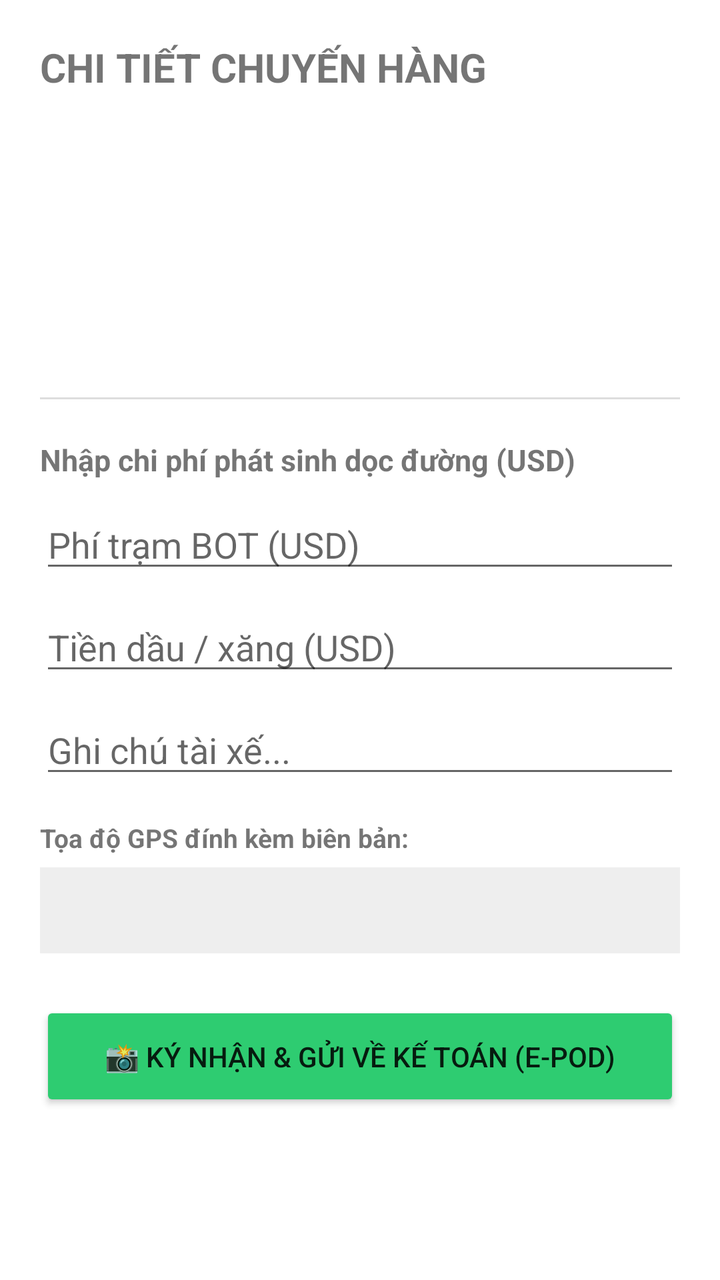
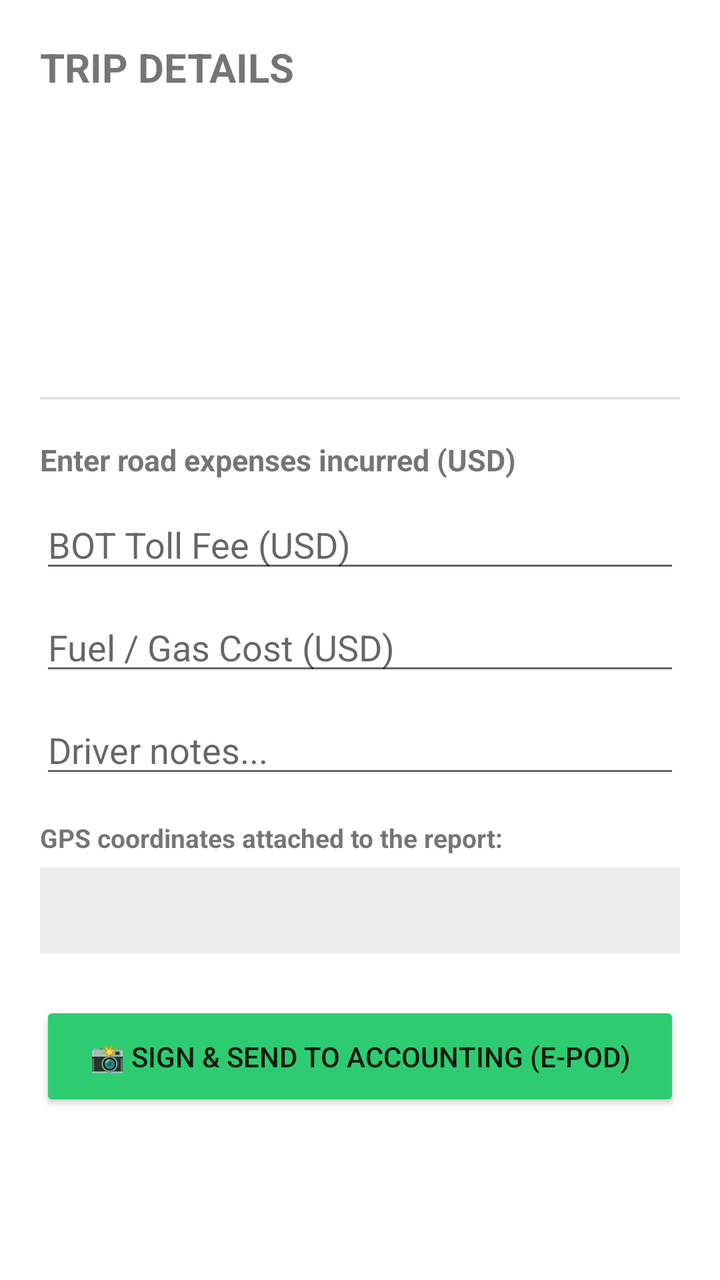

Before-and-after screenshots of an Android layout around one commit, followed by the original layout XML and the change that was made.
<!-- AndroidManifest.xml: activity theme Theme.AppCompat.Light.NoActionBar -->
<!-- res/layout/activity_driver_trip_detail.xml -->
<?xml version="1.0" encoding="utf-8"?>
<ScrollView xmlns:android="http://schemas.android.com/apk/res/android"
    android:layout_width="match_parent"
    android:layout_height="match_parent"
    android:background="#FFFFFF">

    <LinearLayout
        android:layout_width="match_parent"
        android:layout_height="wrap_content"
        android:orientation="vertical"
        android:padding="20dp">

        <TextView
            android:layout_width="wrap_content"
            android:layout_height="wrap_content"
            android:text="CHI TIẾT CHUYẾN HÀNG"
            android:textStyle="bold"
            android:textSize="20sp"
            android:layout_marginBottom="16dp"/>

        <TextView
            android:id="@+id/txtDetailOrderId"
            android:layout_width="match_parent"
            android:layout_height="wrap_content"
            android:textStyle="bold"
            android:textSize="16sp"
            android:textColor="#2c3e50"/>

        <TextView
            android:id="@+id/txtDetailCustomer"
            android:layout_width="match_parent"
            android:layout_height="wrap_content"
            android:layout_marginTop="6dp"
            android:textSize="14sp"/>

        <TextView
            android:id="@+id/txtDetailProduct"
            android:layout_width="match_parent"
            android:layout_height="wrap_content"
            android:layout_marginTop="4dp"
            android:textSize="14sp"/>

        <TextView
            android:id="@+id/txtDetailRoute"
            android:layout_width="match_parent"
            android:layout_height="wrap_content"
            android:layout_marginTop="4dp"
            android:textColor="#2e7d32"
            android:textSize="14sp"/>

        <TextView
            android:id="@+id/txtDetailTruck"
            android:layout_width="match_parent"
            android:layout_height="wrap_content"
            android:layout_marginTop="4dp"
            android:layout_marginBottom="20dp"
            android:textSize="14sp"/>

        <View
            android:layout_width="match_parent"
            android:layout_height="1dp"
            android:background="#DDDDDD"
            android:layout_marginBottom="20dp"/>

        <TextView
            android:layout_width="wrap_content"
            android:layout_height="wrap_content"
            android:text="Nhập chi phí phát sinh dọc đường (USD)"
            android:textStyle="bold"
            android:textSize="15sp"
            android:layout_marginBottom="10dp"/>

        <EditText
            android:id="@+id/edtBotFee"
            android:layout_width="match_parent"
            android:layout_height="wrap_content"
            android:hint="Phí trạm BOT (USD)"
            android:inputType="numberDecimal"
            android:layout_marginBottom="10dp"/>

        <EditText
            android:id="@+id/edtFuelFee"
            android:layout_width="match_parent"
            android:layout_height="wrap_content"
            android:hint="Tiền dầu / xăng (USD)"
            android:inputType="numberDecimal"
            android:layout_marginBottom="10dp"/>

        <EditText
            android:id="@+id/edtDriverNotes"
            android:layout_width="match_parent"
            android:layout_height="wrap_content"
            android:hint="Ghi chú tài xế..."
            android:layout_marginBottom="16dp"/>

        <TextView
            android:layout_width="wrap_content"
            android:layout_height="wrap_content"
            android:text="Tọa độ GPS đính kèm biên bản:"
            android:textStyle="bold"
            android:textSize="13sp"/>

        <TextView
            android:id="@+id/txtDetailGps"
            android:layout_width="match_parent"
            android:layout_height="wrap_content"
            android:background="#EEEEEE"
            android:padding="12dp"
            android:layout_marginTop="6dp"
            android:layout_marginBottom="24dp"
            android:fontFamily="monospace"/>

        <Button
            android:id="@+id/btnSubmitPod"
            android:layout_width="match_parent"
            android:layout_height="55dp"
            android:text="📸 KÝ NHẬN &amp; GỬI VỀ KẾ TOÁN (E-POD)"
            android:backgroundTint="#2ecc71"/>

    </LinearLayout>
</ScrollView>
<!-- resources referenced by this layout -->
<resources>

</resources>

<!-- the commit's change to res/layout/activity_driver_trip_detail.xml (unified diff, before → after) -->
@@ -13,7 +13,7 @@
         <TextView
             android:layout_width="wrap_content"
             android:layout_height="wrap_content"
-            android:text="CHI TIẾT CHUYẾN HÀNG"
+            android:text="TRIP DETAILS"
             android:textStyle="bold"
             android:textSize="20sp"
             android:layout_marginBottom="16dp"/>
@@ -65,7 +65,7 @@
         <TextView
             android:layout_width="wrap_content"
             android:layout_height="wrap_content"
-            android:text="Nhập chi phí phát sinh dọc đường (USD)"
+            android:text="Enter road expenses incurred (USD)"
             android:textStyle="bold"
             android:textSize="15sp"
             android:layout_marginBottom="10dp"/>
@@ -74,7 +74,7 @@
             android:id="@+id/edtBotFee"
             android:layout_width="match_parent"
             android:layout_height="wrap_content"
-            android:hint="Phí trạm BOT (USD)"
+            android:hint="BOT Toll Fee (USD)"
             android:inputType="numberDecimal"
             android:layout_marginBottom="10dp"/>
 
@@ -82,7 +82,7 @@
             android:id="@+id/edtFuelFee"
             android:layout_width="match_parent"
             android:layout_height="wrap_content"
-            android:hint="Tiền dầu / xăng (USD)"
+            android:hint="Fuel / Gas Cost (USD)"
             android:inputType="numberDecimal"
             android:layout_marginBottom="10dp"/>
 
@@ -90,13 +90,13 @@
             android:id="@+id/edtDriverNotes"
             android:layout_width="match_parent"
             android:layout_height="wrap_content"
-            android:hint="Ghi chú tài xế..."
+            android:hint="Driver notes..."
             android:layout_marginBottom="16dp"/>
 
         <TextView
             android:layout_width="wrap_content"
             android:layout_height="wrap_content"
-            android:text="Tọa độ GPS đính kèm biên bản:"
+            android:text="GPS coordinates attached to the report:"
             android:textStyle="bold"
             android:textSize="13sp"/>
 
@@ -114,7 +114,7 @@
             android:id="@+id/btnSubmitPod"
             android:layout_width="match_parent"
             android:layout_height="55dp"
-            android:text="📸 KÝ NHẬN &amp; GỬI VỀ KẾ TOÁN (E-POD)"
+            android:text="📸 SIGN &amp; SEND TO ACCOUNTING (E-POD)"
             android:backgroundTint="#2ecc71"/>
 
     </LinearLayout>
